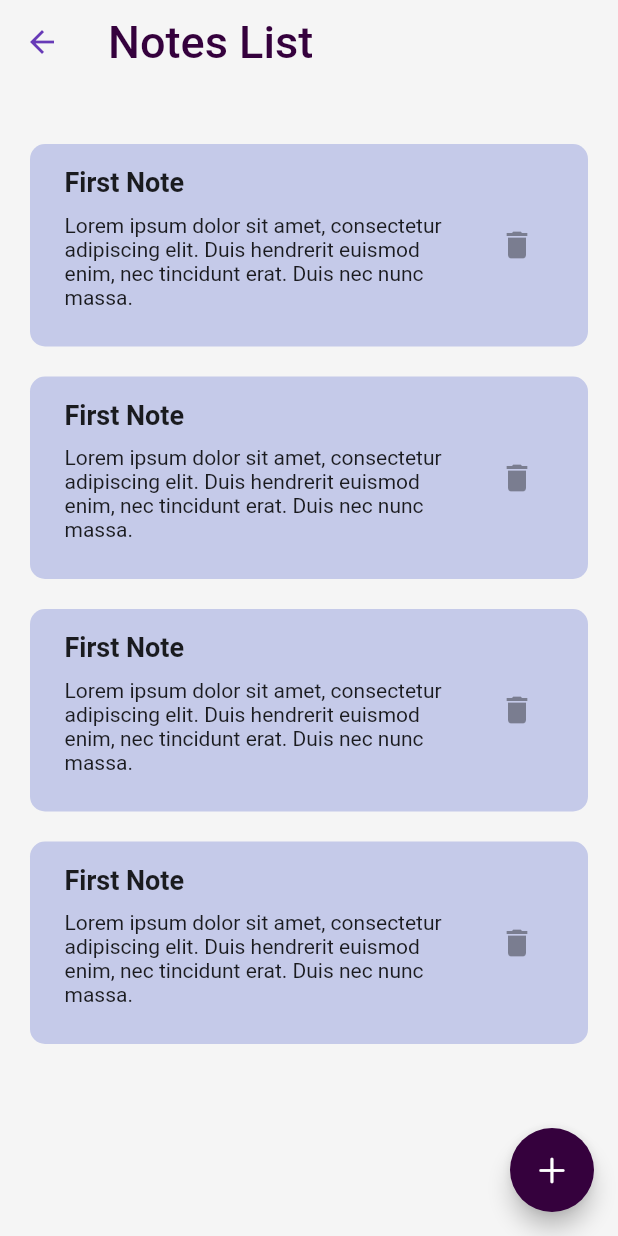
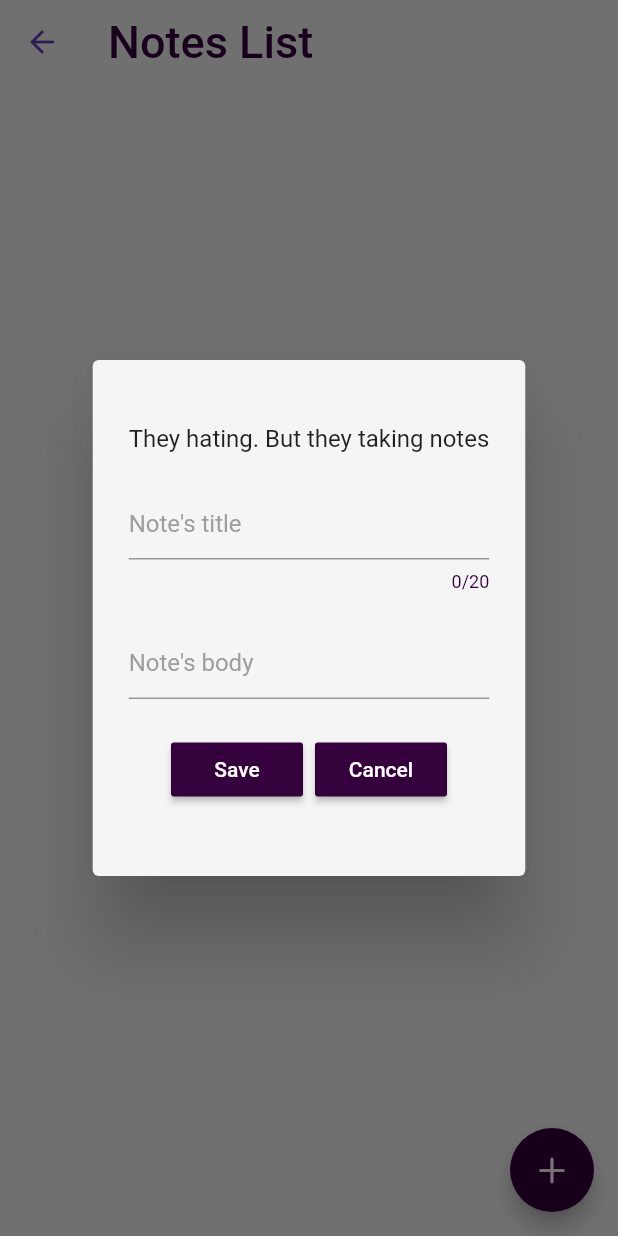
Before and after one commit to priyanshudutta04/TaskMaster, a Flutter app: the NotesPage screen opened by its route, after a tap on an icon or button, on a phone screen of 412 x 824 dp. Run offline on Flutter 3.47's test engine with Material 2 defaults, Android fonts, the phone set to English and light mode, and no system bars; our stand-ins replace flutter_heatmap_calendar, flutter_slidable, google_fonts, hive, hive_flutter, shared_preferences and 1 more; accounts and stored records are empty; network calls fail.

Commit message:
notes Db added

```diff
--- a/lib/db/db.dart
+++ b/lib/db/db.dart
@@ -1,7 +1,7 @@
 import 'package:learningdart/utils/date_time.dart';
 import 'package:hive_flutter/hive_flutter.dart';
 
-import '../widgets/colors.dart';
+
 
 
 class ToDoDatabase{
@@ -30,6 +30,8 @@ class ToDoDatabase{
    }
 
 }
+
+
 
 final habitbox = Hive.box("Habit_db");
 
--- a/lib/main.dart
+++ b/lib/main.dart
@@ -26,8 +26,10 @@ void main()async {
   await Hive.openBox("Habit_db");
   //do list db
   var doListBox= await Hive.openBox("DoList_db");
-  //do list db
+  //habit db
   var habitBox= await Hive.openBox("Habit_db");
+  //notes db
+  var notebox= await Hive.openBox("Notes_db");
 
   //SharedPreferences sp = await SharedPreferences.getInstance();
   //isDark=sp.getBool("theme")??false;
--- a/lib/pages/notes.dart
+++ b/lib/pages/notes.dart
@@ -1,7 +1,10 @@
 import 'package:flutter/cupertino.dart';
 import 'package:flutter/material.dart';
+import 'package:hive/hive.dart';
 import 'package:learningdart/utils/note_tile.dart';
 import 'package:velocity_x/velocity_x.dart';
+
+import '../utils/form_buttons.dart';
 
 class NotesPage extends StatefulWidget {
   const NotesPage({super.key});
@@ -12,7 +15,103 @@ class NotesPage extends StatefulWidget {
 
 class _NotesPageState extends State<NotesPage> {
 
+  final notebox = Hive.box("Notes_db");
+  //Database db = HabitDatabase();
 
+  List<Map<String, dynamic>> _items=[];
+
+  final nameController=TextEditingController();
+  final textController=TextEditingController();
+
+   void initState() {
+    // TODO: implement initState
+    super.initState();
+    refreshItems();
+  }
+
+  void refreshItems(){
+    final data=notebox.keys.map((key){
+      final item=notebox.get(key);
+      return {"key": key, "name":item["name"],"text":item["text"]};
+    }).toList();
+
+    setState(() {
+      _items=data.reversed.toList();
+      print(_items.length);
+    });
+  }
+
+  Future<void> saveNewNote(Map<String, dynamic> newItem) async{
+
+    notebox.add(newItem);
+    refreshItems();
+    Navigator.of(context, rootNavigator: true).pop(context);
+  }
+
+
+
+  //create new task
+  void createNewNote(BuildContext ctx,int? itemkey) async{
+
+    showDialog(
+
+      context: context,
+       builder: ((context) {
+
+        //Dialog Box
+         return AlertDialog(
+          //callback text
+
+          backgroundColor: context.cardColor,
+          content: SizedBox(
+            height: 300,
+            child: Column(
+              mainAxisAlignment: MainAxisAlignment.spaceEvenly,
+              crossAxisAlignment: CrossAxisAlignment.start,
+              children: [
+                const Text("They hating. But they taking notes",style: TextStyle(fontSize: 16),),
+                //input
+                TextField(
+                  style: TextStyle(color: context.primaryColor),
+                  controller: nameController,
+                  decoration: const InputDecoration(
+                    hintText: "Note's title", hintStyle: TextStyle(color: Colors.grey )
+                  ),
+                   maxLength: 20,
+                ),
+                 TextField(
+                  style: TextStyle(color: context.primaryColor),
+                  controller: textController,
+                  decoration: const InputDecoration(
+                    hintText: "Note's body", hintStyle: TextStyle(color: Colors.grey )
+                  ),
+                  minLines: 1,
+                  maxLines: 5,
+                ),
+
+                Row(
+                  mainAxisAlignment: MainAxisAlignment.center,
+                  //save button
+                  children: [
+                    MyButton(text: "Save", onPressed: () async{
+                      saveNewNote({
+                        "name": nameController.text,
+                        "text": textController.text,
+                      });
+                    }),
+
+                    const SizedBox(width: 8),
+                    MyButton(text: "Cancel", onPressed: () => Navigator.pop(context),)
+                  ],
+                )
+              ],
+            ),
+          ),
+         );
+       })
+    );
+
+  }
 
 
   @override
@@ -25,7 +124,7 @@ class _NotesPageState extends State<NotesPage> {
         title: "Notes List".text.xl2.color(context.primaryColor).make(),
       ),
       floatingActionButton: FloatingActionButton(
-        onPressed: (){},
+        onPressed:()=> createNewNote(context,null),
         backgroundColor: context.theme.hintColor,
         child: const Icon(CupertinoIcons.plus,color: Colors.white,),
       ),
@@ -37,15 +136,23 @@ class _NotesPageState extends State<NotesPage> {
               child: Padding(
                 padding: const EdgeInsets.symmetric(horizontal: 20,vertical: 30),
                 child: ListView(
-                   children: const [
+                   children:  [
 
-                      NoteTile(title: "First Note", para: "Lorem ipsum dolor sit amet, consectetur adipiscing elit. Curabitur quis lectus in magna hendrerit sagittis. Integer sed libero nulla. Integer faucibus lacus sit amet euismod.",),
+                    ListView.builder(
+                      shrinkWrap: true,
+                      physics: const NeverScrollableScrollPhysics(),
+                      itemCount: _items.length,
+                      itemBuilder: (context, index) {
+                        final currentItem=_items[index];
 
-                      NoteTile(title: "Second Note", para: "Lorem ipsum dolor sit amet, consectetur adipiscing elit. Curabitur quis lectus in magna hendrerit sagittis. Integer sed libero nulla. Integer faucibus lacus sit amet euismod.",),
+                        return NoteTile(
+                          title: currentItem['name'],
+                          para: currentItem['text'],
+                        );
+                      },
+                    ),
 
-                      NoteTile(title: "Third Note", para: "Lorem ipsum dolor sit amet, consectetur adipiscing elit. Curabitur quis lectus in magna hendrerit sagittis. Integer sed libero nulla. Integer faucibus lacus sit amet euismod.",),
 
-                      NoteTile(title: "Fourth Note", para: "Lorem ipsum dolor sit amet, consectetur adipiscing elit. Curabitur quis lectus in magna hendrerit sagittis. Integer sed libero nulla. Integer faucibus lacus sit amet euismod.",),
                    ],
                 ),
               ),
--- a/lib/utils/note_tile.dart
+++ b/lib/utils/note_tile.dart
@@ -23,15 +23,15 @@ class NoteTile extends StatelessWidget {
 
   @override
   Widget build(BuildContext context) {
-    return                     Padding(
-                      padding: const EdgeInsets.symmetric(vertical: 10),
+  return Padding(
+    padding:  EdgeInsets.symmetric(vertical: 10),
     child: Container(
       padding: EdgeInsets.symmetric(horizontal: 15,vertical: 15),
       decoration: BoxDecoration(
         color: randomColor(),
         borderRadius: BorderRadius.circular(10),
       ),
-                        child: const Row(
+      child:  Row(
         mainAxisAlignment: MainAxisAlignment.spaceBetween,
         children: [
           SizedBox(width: 8,),
@@ -40,14 +40,14 @@ class NoteTile extends StatelessWidget {
             child: Column(
               crossAxisAlignment: CrossAxisAlignment.start,
               children: [
-                                  Text("First Note",
+                Text(title,
                 style: TextStyle(
                   fontSize: 18,
                   fontWeight: FontWeight.w600
                   ),
                 ),
                 SizedBox(height: 10,),
-                                  Text("Lorem ipsum dolor sit amet, consectetur adipiscing elit. Duis hendrerit euismod enim, nec tincidunt erat. Duis nec nunc massa."),
+                Text(para),
                 SizedBox(height: 10,),
               ]
             ),
```
Lines whose indentation alone changed are shown as unchanged.
